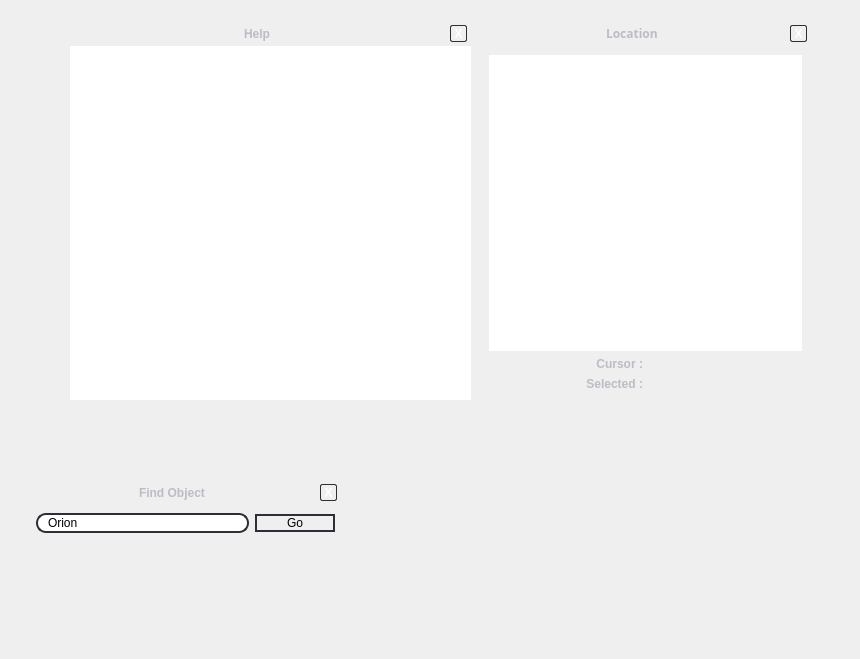
Qt form src/gui/mainGui.ui (519984307/stellarium_src) before a commit.
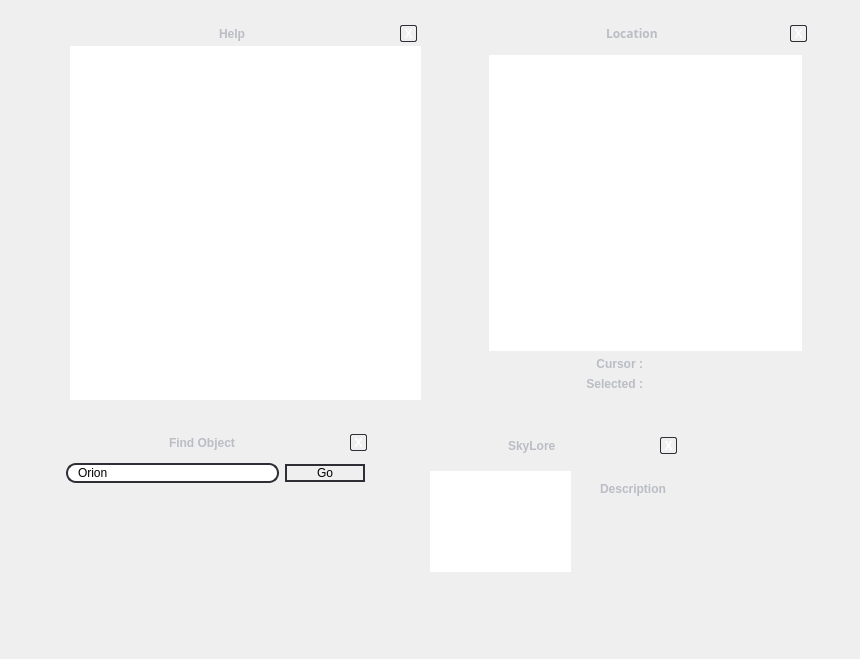
The same form after that commit. Icons and pictures are not drawn. Custom widgets are drawn as their Qt base class.

Commit message: Improved GUI. Changed deeply the Mind Map file.

The edit to the form file:
```diff
--- a/src/gui/mainGui.ui
+++ b/src/gui/mainGui.ui
@@ -121,7 +121,7 @@
     <rect>
      <x>70</x>
      <y>20</y>
-     <width>401</width>
+     <width>351</width>
      <height>401</height>
     </rect>
    </property>
@@ -318,7 +318,7 @@
        </palette>
       </property>
       <property name="autoFillBackground" >
-       <bool>true</bool>
+       <bool>false</bool>
       </property>
       <property name="styleSheet" >
        <string/>
@@ -413,8 +413,8 @@
   <widget class="DialogFrame" name="SearchDialog" >
    <property name="geometry" >
     <rect>
-     <x>30</x>
-     <y>480</y>
+     <x>60</x>
+     <y>430</y>
      <width>311</width>
      <height>61</height>
     </rect>
@@ -1005,6 +1005,250 @@
     </item>
    </layout>
   </widget>
+  <widget class="DialogFrame" name="SkyloreDialog" >
+   <property name="geometry" >
+    <rect>
+     <x>410</x>
+     <y>430</y>
+     <width>271</width>
+     <height>181</height>
+    </rect>
+   </property>
+   <property name="mouseTracking" >
+    <bool>true</bool>
+   </property>
+   <property name="autoFillBackground" >
+    <bool>false</bool>
+   </property>
+   <property name="frameShape" >
+    <enum>QFrame::StyledPanel</enum>
+   </property>
+   <layout class="QVBoxLayout" >
+    <property name="spacing" >
+     <number>0</number>
+    </property>
+    <property name="leftMargin" >
+     <number>0</number>
+    </property>
+    <property name="topMargin" >
+     <number>1</number>
+    </property>
+    <property name="rightMargin" >
+     <number>0</number>
+    </property>
+    <property name="bottomMargin" >
+     <number>1</number>
+    </property>
+    <item>
+     <widget class="BarFrame" name="frame_5" >
+      <property name="minimumSize" >
+       <size>
+        <width>16</width>
+        <height>25</height>
+       </size>
+      </property>
+      <property name="maximumSize" >
+       <size>
+        <width>16777215</width>
+        <height>30</height>
+       </size>
+      </property>
+      <property name="autoFillBackground" >
+       <bool>false</bool>
+      </property>
+      <property name="frameShape" >
+       <enum>QFrame::StyledPanel</enum>
+      </property>
+      <layout class="QHBoxLayout" >
+       <property name="leftMargin" >
+        <number>0</number>
+       </property>
+       <property name="topMargin" >
+        <number>0</number>
+       </property>
+       <property name="rightMargin" >
+        <number>4</number>
+       </property>
+       <property name="bottomMargin" >
+        <number>0</number>
+       </property>
+       <item>
+        <spacer>
+         <property name="orientation" >
+          <enum>Qt::Horizontal</enum>
+         </property>
+         <property name="sizeHint" >
+          <size>
+           <width>40</width>
+           <height>20</height>
+          </size>
+         </property>
+        </spacer>
+       </item>
+       <item>
+        <widget class="QLabel" name="label_3" >
+         <property name="text" >
+          <string>SkyLore</string>
+         </property>
+        </widget>
+       </item>
+       <item>
+        <spacer>
+         <property name="orientation" >
+          <enum>Qt::Horizontal</enum>
+         </property>
+         <property name="sizeHint" >
+          <size>
+           <width>40</width>
+           <height>20</height>
+          </size>
+         </property>
+        </spacer>
+       </item>
+       <item>
+        <widget class="QToolButton" name="closeHelp_2" >
+         <property name="maximumSize" >
+          <size>
+           <width>17</width>
+           <height>17</height>
+          </size>
+         </property>
+         <property name="styleSheet" >
+          <string>QToolButton {
+color: white;
+font-weight: bold;
+background: None;
+border: 1px solid #2e2e36;
+  border-radius: 2px;
+}
+
+QToolButton:pressed {
+color: darkgray;
+}</string>
+         </property>
+         <property name="text" >
+          <string>X</string>
+         </property>
+        </widget>
+       </item>
+      </layout>
+     </widget>
+    </item>
+    <item>
+     <widget class="QFrame" name="frame_8" >
+      <property name="frameShape" >
+       <enum>QFrame::StyledPanel</enum>
+      </property>
+      <widget class="QListView" name="CultureListView" >
+       <property name="geometry" >
+        <rect>
+         <x>20</x>
+         <y>10</y>
+         <width>141</width>
+         <height>101</height>
+        </rect>
+       </property>
+      </widget>
+      <widget class="QLabel" name="label_6" >
+       <property name="geometry" >
+        <rect>
+         <x>190</x>
+         <y>20</y>
+         <width>73</width>
+         <height>16</height>
+        </rect>
+       </property>
+       <property name="text" >
+        <string>Description</string>
+       </property>
+      </widget>
+     </widget>
+    </item>
+    <item>
+     <widget class="QFrame" name="frame_6" >
+      <property name="minimumSize" >
+       <size>
+        <width>16</width>
+        <height>20</height>
+       </size>
+      </property>
+      <property name="maximumSize" >
+       <size>
+        <width>16777215</width>
+        <height>30</height>
+       </size>
+      </property>
+      <property name="autoFillBackground" >
+       <bool>false</bool>
+      </property>
+      <property name="frameShape" >
+       <enum>QFrame::StyledPanel</enum>
+      </property>
+      <layout class="QHBoxLayout" >
+       <property name="spacing" >
+        <number>0</number>
+       </property>
+       <property name="leftMargin" >
+        <number>0</number>
+       </property>
+       <property name="topMargin" >
+        <number>0</number>
+       </property>
+       <property name="rightMargin" >
+        <number>0</number>
+       </property>
+       <property name="bottomMargin" >
+        <number>0</number>
+       </property>
+       <item>
+        <spacer>
+         <property name="orientation" >
+          <enum>Qt::Horizontal</enum>
+         </property>
+         <property name="sizeHint" >
+          <size>
+           <width>271</width>
+           <height>20</height>
+          </size>
+         </property>
+        </spacer>
+       </item>
+       <item>
+        <widget class="ResizeFrame" name="frame_7" >
+         <property name="sizePolicy" >
+          <sizepolicy vsizetype="Fixed" hsizetype="Fixed" >
+           <horstretch>0</horstretch>
+           <verstretch>0</verstretch>
+          </sizepolicy>
+         </property>
+         <property name="minimumSize" >
+          <size>
+           <width>20</width>
+           <height>20</height>
+          </size>
+         </property>
+         <property name="maximumSize" >
+          <size>
+           <width>20</width>
+           <height>20</height>
+          </size>
+         </property>
+         <property name="cursor" >
+          <cursorShape>SizeFDiagCursor</cursorShape>
+         </property>
+         <property name="autoFillBackground" >
+          <bool>false</bool>
+         </property>
+         <property name="frameShape" >
+          <enum>QFrame::StyledPanel</enum>
+         </property>
+        </widget>
+       </item>
+      </layout>
+     </widget>
+    </item>
+   </layout>
+  </widget>
   <action name="actionShow_Constellation_Lines" >
    <property name="checkable" >
     <bool>true</bool>
```
Left out of the diff: 15 changed lines with no effect on the pictures. The commit also changes 1 other file.
